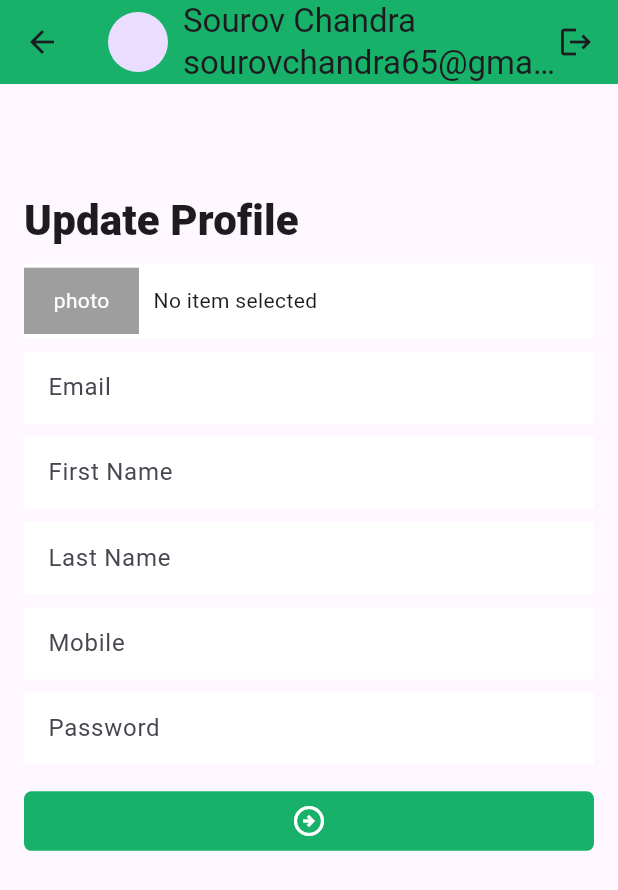
After one commit to SourovDV/task_manager_project, a Flutter app: the NewView screen opened by its route, after a tap on "Sourov Chandra", on a phone screen of 412 x 824 dp. The commit adds this screen. Shown: the top 890 px of the screen. Run offline on Flutter 3.47's test engine with Material 3 defaults, Android fonts, the phone set to English and light mode, and no system bars; our stand-ins replace flutter_screenutil, flutter_svg, get, pin_code_fields.

Commit message:
update profile has done

```diff
--- a/lib/common/utils/widget/appbar_widgth.dart
+++ b/lib/common/utils/widget/appbar_widgth.dart
@@ -3,8 +3,9 @@ import 'package:task_manager_project/common/utils/app_color/app_color.dart';
 
 class AppbarWidgth extends StatelessWidget implements PreferredSizeWidget{
   const AppbarWidgth({
-    super.key,
+    super.key, required this.even,
   });
+ final VoidCallback even;
   @override
   Widget build(BuildContext context) {
     return AppBar(
@@ -15,6 +16,7 @@ class AppbarWidgth extends StatelessWidget implements PreferredSizeWidget{
           SizedBox(width: 10,),
           Expanded(
             child: InkWell(
+              onTap:even,
               child: Column(
                 crossAxisAlignment: CrossAxisAlignment.start,
                 children: [
--- a/lib/feature/Bottom_items/binding/item_binding.dart
+++ b/lib/feature/Bottom_items/binding/item_binding.dart
@@ -2,6 +2,7 @@ import 'package:get/get.dart';
 import 'package:task_manager_project/feature/Bottom_items/controller/add_task_controller.dart';
 import 'package:task_manager_project/feature/Bottom_items/controller/item_controller.dart';
 import 'package:task_manager_project/feature/Bottom_items/controller/new_controller.dart';
+import 'package:task_manager_project/feature/Bottom_items/controller/progress_controller.dart';
 
 class ItemBindings extends Bindings{
   @override
@@ -9,6 +10,7 @@ class ItemBindings extends Bindings{
     Get.put(ItemController());
     Get.put(NewController());
     Get.put(AddTaskController());
+    Get.put(ProgressController());
   }
 
 }
--- a/lib/feature/Bottom_items/controller/new_controller.dart
+++ b/lib/feature/Bottom_items/controller/new_controller.dart
@@ -4,4 +4,7 @@ class NewController extends GetxController{
   void newScreentoAddTaskScreen(){
     Get.toNamed(AppPages.addTask);
   }
+  void goToProfilePage(){
+    Get.toNamed(AppPages.profile);
+  }
 }
--- a/lib/feature/Bottom_items/controller/progress_controller.dart
+++ b/lib/feature/Bottom_items/controller/progress_controller.dart
@@ -1,5 +1,8 @@
 import 'package:get/get.dart';
+import 'package:task_manager_project/routes/app_pages.dart';
 
 class ProgressController extends GetxController{
-
+  void goToProfilePage(){
+    Get.toNamed(AppPages.profile);
+  }
 }
--- a/lib/feature/Bottom_items/view/new_view.dart
+++ b/lib/feature/Bottom_items/view/new_view.dart
@@ -12,11 +12,10 @@ class NewView extends GetView<NewController> {
   @override
   Widget build(BuildContext context) {
     return Scaffold(
-      appBar: AppbarWidgth(),
+      appBar: AppbarWidgth(even: controller.goToProfilePage),
       body: Column(
         children: [
           SizedBox(height: 8.h),
-
           // Horizontal Scroll Cards
           SingleChildScrollView(
             scrollDirection: Axis.horizontal,
@@ -31,7 +30,19 @@ class NewView extends GetView<NewController> {
           ),
 
           Expanded(
-            child: ListView.builder(
+            child: buildListView(),
+          ),
+        ],
+      ),
+      floatingActionButton: FloatingActionButton(
+        onPressed: (){
+          controller.newScreentoAddTaskScreen();
+        },backgroundColor: AppColor.primaryColor,child: Icon(Icons.add,color: Colors.white,),)
+    );
+  }
+
+  ListView buildListView() {
+    return ListView.builder(
             itemCount: 5,
             itemBuilder: (context, index) {
               return ListTile(
@@ -82,14 +93,6 @@ class NewView extends GetView<NewController> {
                 ),
               );
             },
-            ),
-          ),
-        ],
-      ),
-      floatingActionButton: FloatingActionButton(
-        onPressed: (){
-          controller.newScreentoAddTaskScreen();
-        },backgroundColor: AppColor.primaryColor,child: Icon(Icons.add,color: Colors.white,),)
           );
   }
 }
--- a/lib/feature/Bottom_items/view/progress_view.dart
+++ b/lib/feature/Bottom_items/view/progress_view.dart
@@ -10,7 +10,7 @@ class ProgressView extends GetView<ProgressController> {
   @override
   Widget build(BuildContext context) {
     return Scaffold(
-      appBar: AppbarWidgth(),
+      appBar: AppbarWidgth(even: controller.goToProfilePage,),
       body: Column(
         children: [
           Expanded(
--- /dev/null
+++ b/lib/feature/profile/binding/profile_binding.dart
@@ -0,0 +1,10 @@
+import 'package:get/get.dart';
+import 'package:task_manager_project/feature/profile/controller/profile_controller.dart';
+
+class ProfileBindings extends Bindings{
+  @override
+  void dependencies() {
+    Get.put(ProfileController());
+  }
+
+}
--- /dev/null
+++ b/lib/feature/profile/controller/profile_controller.dart
@@ -0,0 +1,5 @@
+import 'package:get/get.dart';
+
+class ProfileController extends GetxController{
+
+}
--- /dev/null
+++ b/lib/feature/profile/view/profile_view.dart
@@ -0,0 +1,75 @@
+import 'package:flutter/material.dart';
+import 'package:flutter_screenutil/flutter_screenutil.dart';
+import 'package:get/get.dart';
+import 'package:task_manager_project/common/utils/widget/appbar_widgth.dart';
+import 'package:task_manager_project/common/utils/widget/common_next_button.dart';
+import 'package:task_manager_project/feature/profile/controller/profile_controller.dart';
+
+class ProfileView extends GetView<ProfileController> {
+  const ProfileView({super.key});
+
+  @override
+  Widget build(BuildContext context) {
+    final theme = Theme.of(context).textTheme;
+    return Scaffold(
+      appBar: AppbarWidgth(even: (){}),
+      body: Padding(
+        padding: const EdgeInsets.symmetric(horizontal: 16),
+        child: Column(
+            crossAxisAlignment: CrossAxisAlignment.start,
+            children: [
+              SizedBox(height: 80.h,),
+              Text("Update Profile",style: theme.labelLarge,),
+              SizedBox(height: 10.h,),
+              Container(
+                height: 50,
+                width: double.infinity,
+                color: Colors.white,
+                child: Row(children: [
+                  Container(
+                    height: 50.h,
+                    width: 80.w,
+                    color: Colors.grey,
+                    child:  Center(child: Text("photo",style: TextStyle(color: Colors.white),)),
+                  ),
+                  SizedBox(width: 10.w,),
+                  Text("No item selected")],),
+              ),
+              SizedBox(height: 10.h,),
+              TextFormField(
+                decoration: InputDecoration(
+                  hintText: "Email"
+                ),
+              ),
+              SizedBox(height: 10.h,),
+              TextFormField(
+                decoration: InputDecoration(
+                    hintText: "First Name"
+                ),
+              ),
+              SizedBox(height: 10.h,),
+              TextFormField(
+                decoration: InputDecoration(
+                    hintText: "Last Name"
+                ),
+              ),
+              SizedBox(height: 10.h,),
+              TextFormField(
+                decoration: InputDecoration(
+                    hintText: "Mobile"
+                ),
+              ),
+              SizedBox(height: 10.h,),
+              TextFormField(
+                decoration: InputDecoration(
+                    hintText: "Password"
+                ),
+              ),
+              SizedBox(height: 20.h,),
+              CommonButton(child: (){})
+            ],
+        ),
+      ),
+    );
+  }
+}
--- a/lib/routes/app_pages.dart
+++ b/lib/routes/app_pages.dart
@@ -11,5 +11,6 @@ class AppPages{
   static final String complateTask="/complate";
   static final String cancel='/cancel';
   static final String addTask ='/add_task';
+  static final String profile='/profile';
 
 }
--- a/lib/routes/app_routes.dart
+++ b/lib/routes/app_routes.dart
@@ -10,6 +10,8 @@ import 'package:task_manager_project/feature/forgot_password/bindings/forgot_bin
 import 'package:task_manager_project/feature/forgot_password/view/forgot_email_verification.dart';
 import 'package:task_manager_project/feature/forgot_password/view/pin_verification.dart';
 import 'package:task_manager_project/feature/forgot_password/view/set_password.dart';
+import 'package:task_manager_project/feature/profile/binding/profile_binding.dart';
+import 'package:task_manager_project/feature/profile/view/profile_view.dart';
 import 'package:task_manager_project/feature/sign_in/binding/sign_in_bindings.dart';
 import 'package:task_manager_project/feature/sign_in/view/sign_in_view.dart';
 import 'package:task_manager_project/feature/sign_up/binding/sign_up_binding.dart';
@@ -33,7 +35,9 @@ class AppRoutes{
     GetPage(name:AppPages.progress, page: ()=>ProgressView(),binding: ItemBindings()),
     GetPage(name:AppPages.complateTask, page: ()=>ComplateView(),binding: ItemBindings()),
     GetPage(name:AppPages.cancel, page: ()=>CancelView(),binding: ItemBindings()),
-    GetPage(name: AppPages.addTask, page: ()=>AddTaskView(),binding: ItemBindings())
+    GetPage(name: AppPages.addTask, page: ()=>AddTaskView(),binding: ItemBindings()),
+    GetPage(name: AppPages.profile, page: ()=>ProfileView(),binding: ProfileBindings())
+
   ];
 
 }
```
Lines whose indentation alone changed are shown as unchanged.
